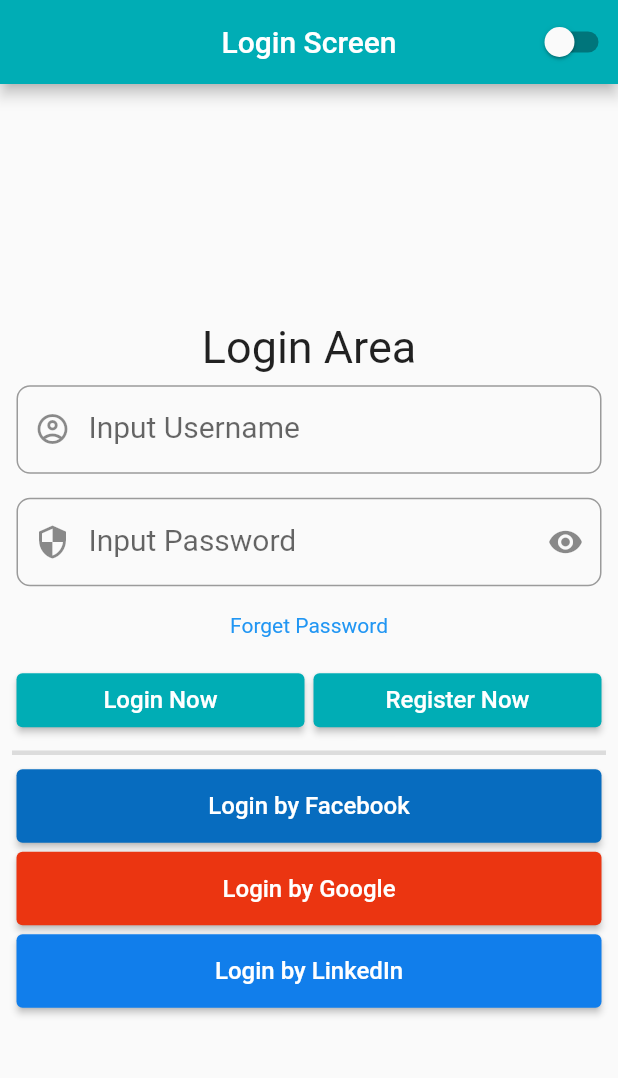
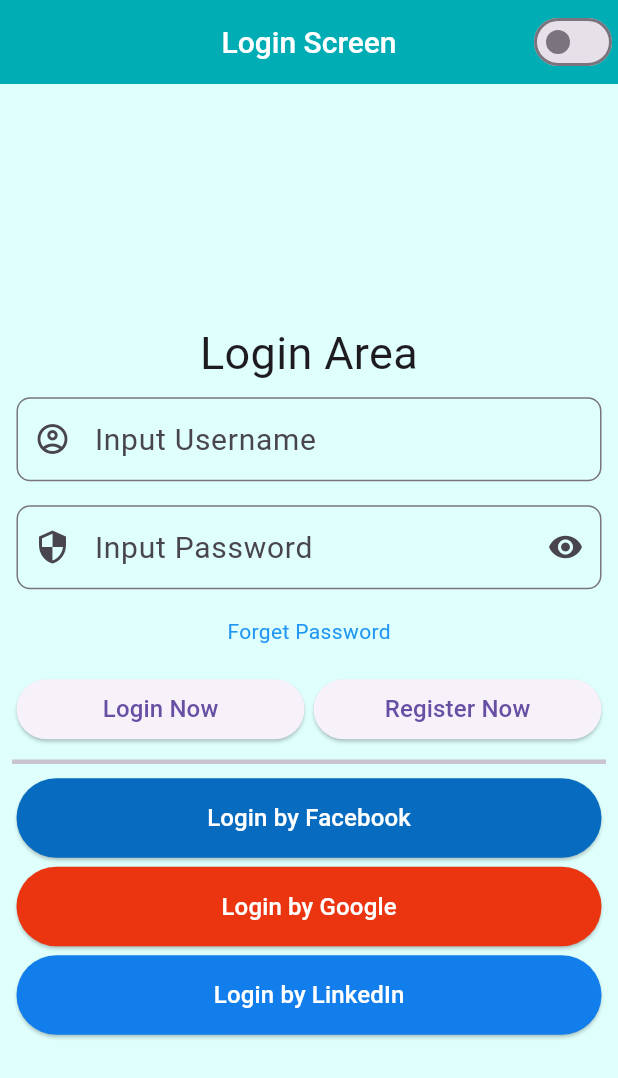
Before and after one commit to imshibaji/flutter_clean_architecture, a Flutter app: the screen it shows after launch, on a phone screen of 412 x 824 dp. Shown: the top 1078 px of the screen. Run offline on Flutter 3.47's test engine with Material 2 defaults, Android fonts, the phone set to English and light mode, and no system bars; our stand-ins replace dio, shared_preferences.

Commit message:
Fatures Updates

```diff
--- a/lib/config/api_endpoints.dart
+++ b/lib/config/api_endpoints.dart
@@ -5,15 +5,19 @@
 class ApiEndpoint {
   // News Server
   static const rapidUrl = 'https://free-news.p.rapidapi.com';
-
   static const news = rapidUrl + '/v1/search';
 
   // Server Links
   static const baseUrl = 'https://apps.shibajidebnath.com/';
   static const api = baseUrl + 'api/';
 
+  // Enqueries Endpoints
   static const enqueries = api + 'enqueries?populate=*&sort[0]=id%3Adesc';
+  static const enquery = api + 'enqueries';
 
   // Apps Internals Links
   static const appLoginUrl = AuthApp.login;
+  static const appRegiaterUrl = AuthApp.register;
+  static const appForgetUrl = AuthApp.forget;
+  static const appProfileUrl = AuthApp.profile;
 }
--- a/lib/core/classes/theme_manager.dart
+++ b/lib/core/classes/theme_manager.dart
@@ -1,3 +1,4 @@
+import 'package:clean_architecture/architect.dart';
 import 'package:flutter/material.dart';
 
 import '../../config/config.dart';
@@ -15,23 +16,36 @@
           brightness: Brightness.light,
           primarySwatch: AppColors.teal,
           bottomAppBarColor: Colors.white,
+          scaffoldBackgroundColor: const Color.fromARGB(255, 222, 255, 252),
           appBarTheme: const AppBarTheme(
             titleTextStyle: TextStyle(
               color: Colors.white,
               fontSize: 20,
               fontWeight: FontWeight.w500,
             ),
+            backgroundColor: AppColors.teal,
+            iconTheme: IconThemeData(color: Colors.white),
           ),
           navigationBarTheme: const NavigationBarThemeData(
             backgroundColor: AppColors.teal,
           ),
+          popupMenuTheme: const PopupMenuThemeData(
+            color: Color.fromARGB(255, 11, 238, 250),
+            elevation: 15,
+            enableFeedback: true,
+          ),
+          drawerTheme: const DrawerThemeData(
+            backgroundColor: Color.fromARGB(255, 213, 247, 249),
+            elevation: 10,
+          ),
           bottomNavigationBarTheme: const BottomNavigationBarThemeData(
             backgroundColor: AppColors.teal,
-            selectedItemColor: Color.fromARGB(255, 248, 250, 250),
+            selectedItemColor: Colors.white,
             elevation: 10,
             showSelectedLabels: true,
           ),
           bottomAppBarTheme: const BottomAppBarTheme(color: AppColors.teal),
+          useMaterial3: true,
         );
 
     dark = dark ??
@@ -48,6 +62,7 @@
             elevation: 10,
             showSelectedLabels: true,
           ),
+          useMaterial3: true,
         );
   }
 
--- /dev/null
+++ b/lib/core/widgets/link_button.dart
@@ -0,0 +1,28 @@
+import 'package:flutter/material.dart';
+
+// ignore: must_be_immutable
+class LinkButton extends StatelessWidget {
+  Function() onPressed;
+  String labelStr;
+  LinkButton({
+    Key? key,
+    required this.onPressed,
+    required this.labelStr,
+  }) : super(key: key);
+
+  @override
+  Widget build(BuildContext context) {
+    return Padding(
+      padding: const EdgeInsets.symmetric(horizontal: 8.0),
+      child: GestureDetector(
+        onTap: onPressed,
+        child: Center(
+          child: Text(
+            labelStr,
+            style: const TextStyle(color: Colors.blue),
+          ),
+        ),
+      ),
+    );
+  }
+}
--- /dev/null
+++ b/lib/core/widgets/text_input_field.dart
@@ -0,0 +1,53 @@
+import 'package:flutter/material.dart';
+
+// ignore: must_be_immutable
+class TextInputField extends StatelessWidget {
+  IconData? prefixIcon = Icons.ac_unit;
+  String? labelTextStr;
+  String? hintTextStr;
+  bool obscureText;
+  TextInputType? keyboardType;
+  TextInputAction? textInputAction;
+  TextEditingController? controller;
+  Function(String? value)? validator;
+  Widget? suffixIcon;
+
+  TextInputField({
+    Key? key,
+    this.prefixIcon,
+    this.labelTextStr,
+    this.hintTextStr,
+    this.obscureText = false,
+    this.keyboardType,
+    this.textInputAction,
+    this.controller,
+    this.validator,
+    this.suffixIcon,
+  }) : super(key: key);
+
+  @override
+  Widget build(BuildContext context) {
+    return Padding(
+      padding: const EdgeInsets.all(3.0),
+      child: TextFormField(
+        validator: (value) => validator!(value),
+        obscureText: obscureText,
+        keyboardType: keyboardType,
+        textInputAction: textInputAction,
+        controller: controller,
+        decoration: InputDecoration(
+          prefixIcon: Icon(prefixIcon),
+          labelText: labelTextStr,
+          labelStyle: const TextStyle(fontSize: 20),
+          hintText: hintTextStr,
+          border: const OutlineInputBorder(
+            borderRadius: BorderRadius.all(
+              Radius.circular(9),
+            ),
+          ),
+          suffixIcon: suffixIcon,
+        ),
+      ),
+    );
+  }
+}
--- a/lib/features/lead_mod/controllers/controllers.dart
+++ b/lib/features/lead_mod/controllers/controllers.dart
@@ -1,4 +1,5 @@
 export 'dashboard_controller.dart';
-export 'about_controller.dart';
+export 'search_controller.dart';
 export 'add_enquery_controller.dart';
 export 'edit_enquery_controller.dart';
+export 'followup_controller.dart';
--- a/lib/features/lead_mod/controllers/about_controller.dart
+++ b/lib/features/lead_mod/controllers/search_controller.dart
@@ -4,11 +4,11 @@
 import '../../../core/core.dart';
 import '../views/views.dart';
 
-class AboutController extends StatelessController {
-  const AboutController({Key? key}) : super(key: key);
+class SearchController extends StatelessController {
+  const SearchController({Key? key}) : super(key: key);
 
   @override
   Display view(BuildContext context) {
-    return Display(title: 'About', mobile: const AboutForMobile());
+    return Display(title: 'About', mobile: const SearchForMobile());
   }
 }
--- a/lib/features/lead_mod/lead_app.dart
+++ b/lib/features/lead_mod/lead_app.dart
@@ -5,14 +5,16 @@
 class LeadApp extends RouteManager {
   static const String name = '/lead';
   static const String home = name + '/';
-  static const String about = name + '/about';
+  static const String search = name + '/search';
   static const String addEnquery = name + '/add_enquery';
   static const String editEnquery = name + '/edit_enquery';
+  static const String followup = name + '/followup';
 
   LeadApp() {
     addRoute(LeadApp.home, (context) => const DashboardController());
-    addRoute(LeadApp.about, (context) => const AboutController());
+    addRoute(LeadApp.search, (context) => const SearchController());
     addRoute(LeadApp.addEnquery, (context) => const AddEnqueryController());
     addRoute(LeadApp.editEnquery, (context) => const EditEnqueryController());
+    addRoute(LeadApp.followup, (context) => const FollowupController());
   }
 }
--- a/lib/features/lead_mod/views/views.dart
+++ b/lib/features/lead_mod/views/views.dart
@@ -1,4 +1,5 @@
 export './mobile/dashboard.dart';
-export './mobile/about.dart';
+export 'mobile/search.dart';
 export './mobile/add_enquery.dart';
 export './mobile/edit_enquery.dart';
+export './mobile/followup.dart';
```
Also changed, not shown: lib/core/widgets/app_button.dart (added, +60 -0 lines), lib/features/lead_mod/controllers/followup_controller.dart (added, +16 -0 lines), lib/features/lead_mod/views/mobile/followup.dart (renamed from lib/features/lead_mod/views/mobile/about.dart, +4 -4 lines), lib/features/lead_mod/views/mobile/search.dart (added, +44 -0 lines), lib/features/lead_mod/widgets/button_bar.dart (+6 -6 lines).
